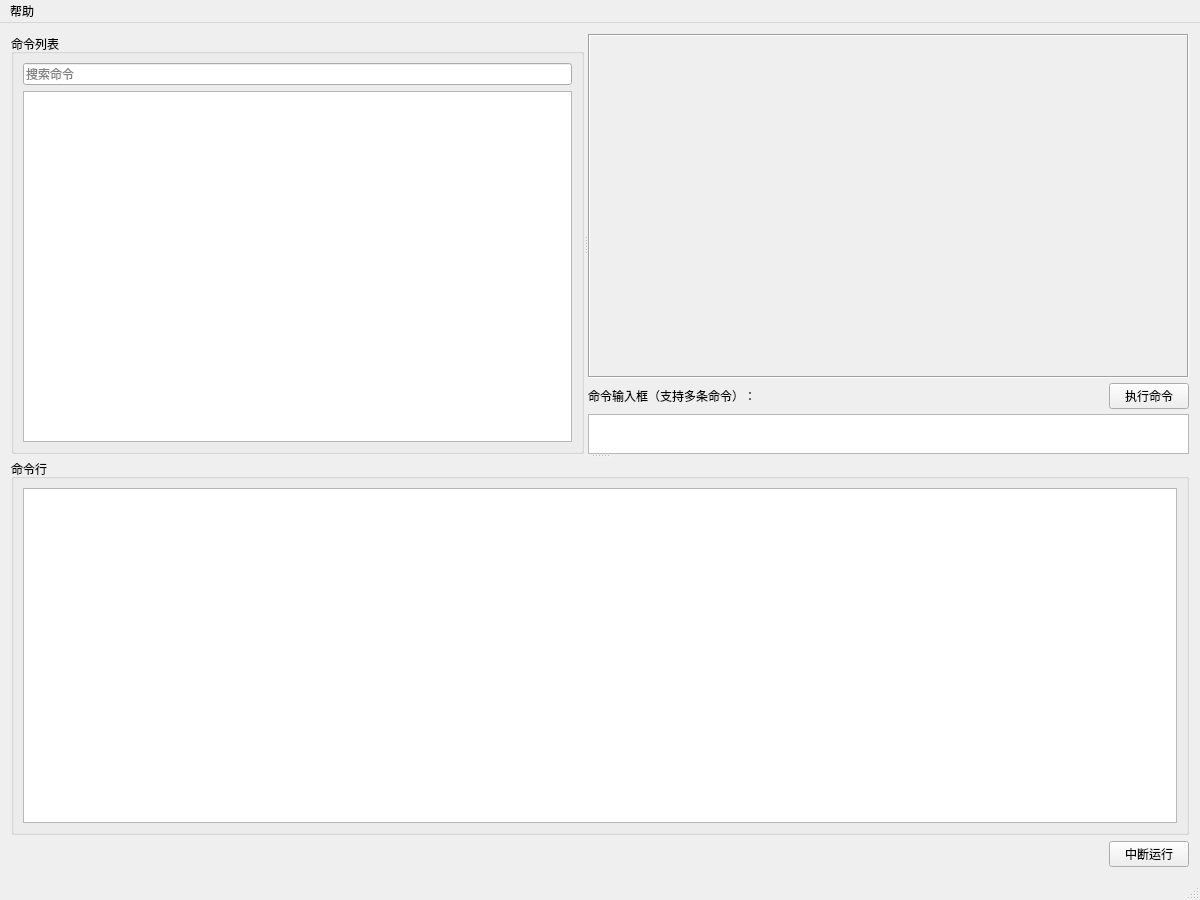
First picture: the form in src/EasyCmd/Ui/MainWindow.ui, repository doasyourself/EasyCmd, before the edit.
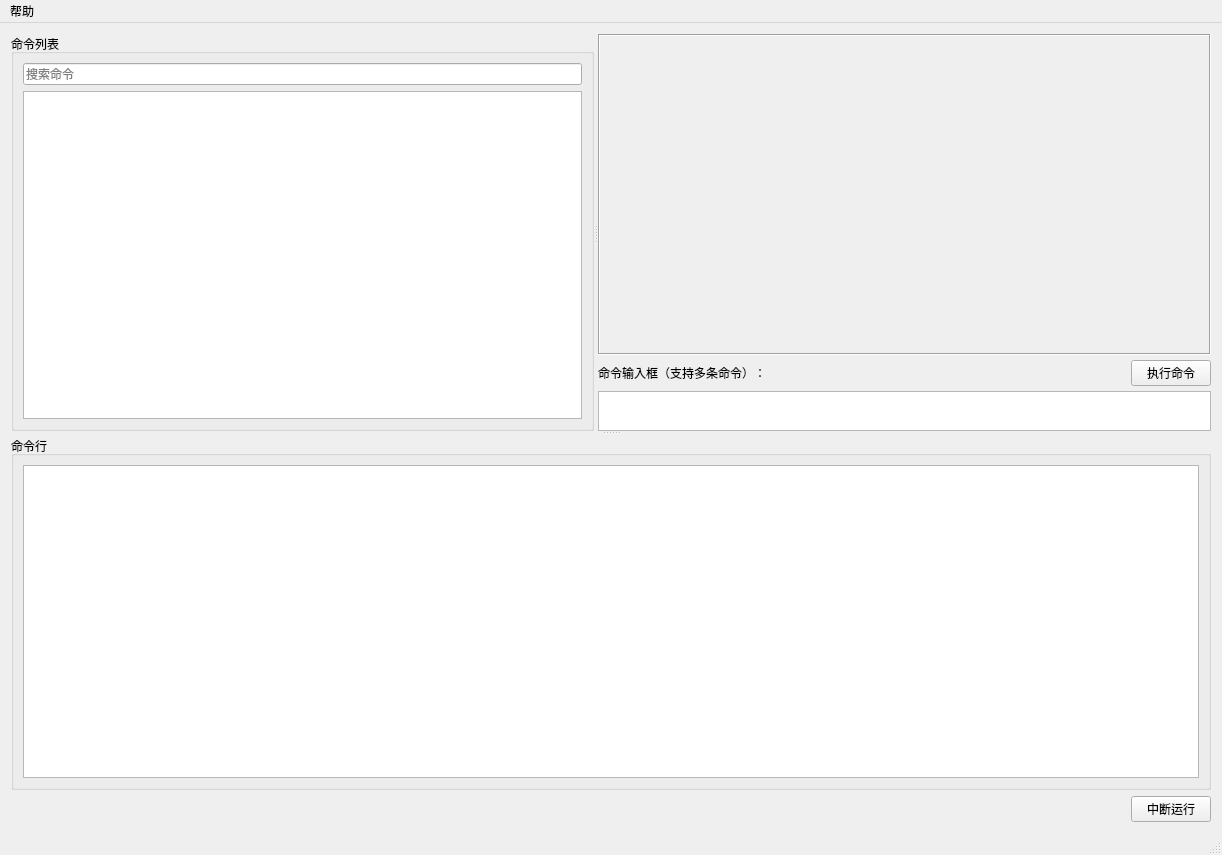
Second picture: the form after the edit. Icons and pictures are not drawn. Custom widgets are drawn as their Qt base class.

Diff of the .ui file:
```diff
--- a/src/EasyCmd/Ui/MainWindow.ui
+++ b/src/EasyCmd/Ui/MainWindow.ui
@@ -6,8 +6,8 @@
    <rect>
     <x>0</x>
     <y>0</y>
-    <width>1200</width>
-    <height>900</height>
+    <width>1222</width>
+    <height>855</height>
    </rect>
   </property>
   <property name="windowTitle">
@@ -136,8 +136,8 @@
                   <rect>
                    <x>0</x>
                    <y>0</y>
-                   <width>624</width>
-                   <height>336</height>
+                   <width>654</width>
+                   <height>309</height>
                   </rect>
                  </property>
                 </widget>
@@ -275,8 +275,8 @@
     <rect>
      <x>0</x>
      <y>0</y>
-     <width>1200</width>
-     <height>23</height>
+     <width>1222</width>
+     <height>25</height>
     </rect>
    </property>
    <widget class="QMenu" name="menu">
```
